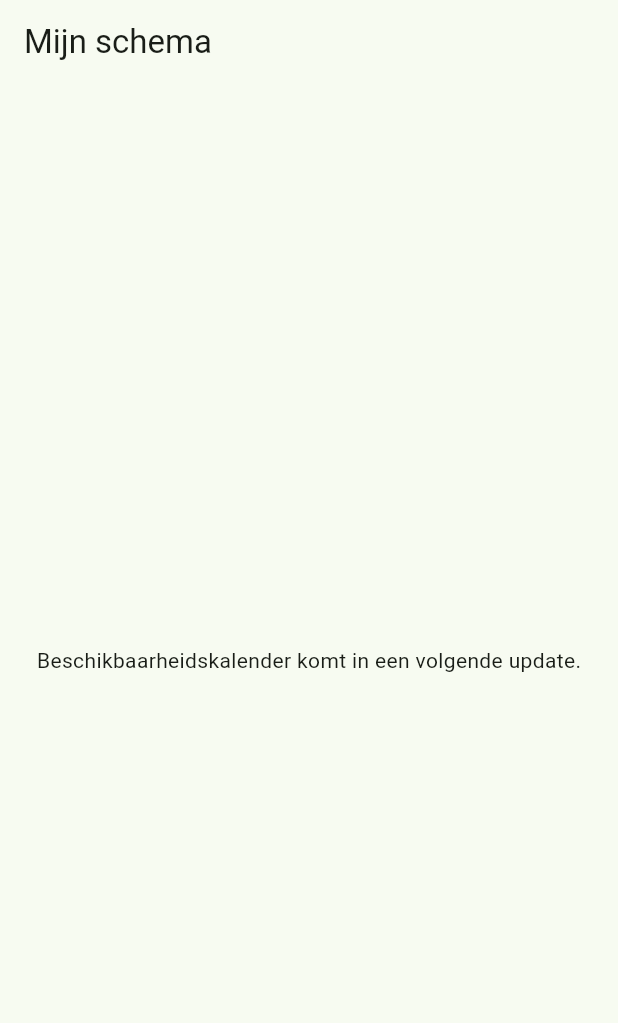
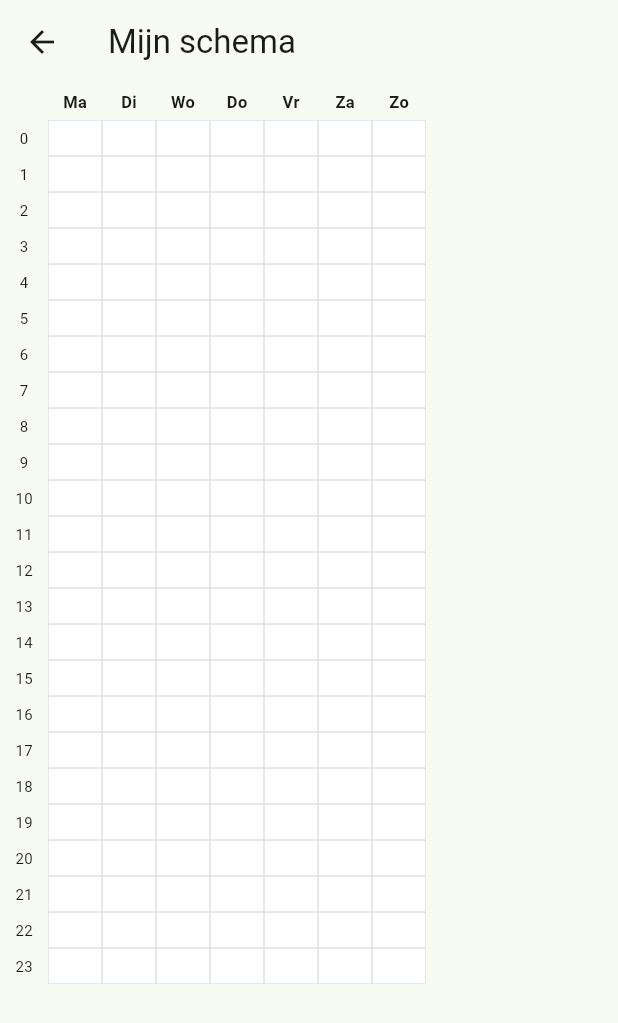
Before and after one commit to joostmouw/ridewindow, a Flutter app: the AvailabilityScreen screen opened by its route, on a phone screen of 412 x 824 dp. Shown: the top 1023 px of the screen. Run offline on Flutter 3.47's test engine with Material 3 defaults, Android fonts, the phone set to English and light mode, and no system bars; our stand-ins replace drift, drift_flutter, flutter_riverpod, freezed_annotation, go_router, riverpod_annotation and 1 more; accounts and stored records are empty; generated files the repository leaves out were written again.

Commit message:
feat(06-03): implement AvailabilityScreen 7×24 interactive grid
- Replace StatelessWidget stub with ConsumerWidget (D-06-04)
- 7×24 grid: day headers Ma–Zo, hour labels 0–23 (AVAIL-01, AVAIL-02)
- Three cell states: white (free), orange (custom), grey-blue (work)
- Work cells non-tappable guard in _onCellTap (D-06-06)
- Taps call toggleCustomHour(DateTime.utc(...)) for persistence (AVAIL-03)
- AppBar 'Mijn schema' with BackButton
- 6 new widget tests, all 151 tests pass (TDD GREEN)

```diff
--- a/lib/features/availability/availability_screen.dart
+++ b/lib/features/availability/availability_screen.dart
@@ -1,19 +1,180 @@
+// AVAIL-01, AVAIL-02, AVAIL-03: 7×24 interactief rooster
+// D-06-04: ConsumerWidget — alle state zit in AvailabilityNotifier
+// D-06-05: huidige week, maandag als startdag
+// D-06-06: BlockType.work is niet toggelbaar
+
 import 'package:flutter/material.dart';
+import 'package:flutter_riverpod/flutter_riverpod.dart';
 
-/// AvailabilityScreen — stub voor de beschikbaarheidskalender.
+import 'package:ridewindow/providers/availability_notifier.dart';
+
+/// AvailabilityScreen — volledig 7×24 interactief beschikbaarheidsrooster.
 ///
-/// Wave 3 stub: toont een lege Scaffold met AppBar 'Mijn schema'.
-/// De volledige 7×24 kalender-grid wordt geimplementeerd in Phase 6.
-class AvailabilityScreen extends StatelessWidget {
+/// Drie celstaten:
+///   - vrij         → wit (Colors.white)
+///   - custom-blok  → oranje (0xFFFF9800)
+///   - werk-blok    → grijs-blauw (0xFFB0BEC5) — niet toggelbaar (D-06-06)
+///
+/// Celtaps persisteren direct via AvailabilityNotifier.toggleCustomHour().
+/// Slotherberekening verloopt automatisch via Riverpod-reactiviteit (SlotsNotifier).
+class AvailabilityScreen extends ConsumerWidget {
   const AvailabilityScreen({super.key});
 
   @override
-  Widget build(BuildContext context) {
+  Widget build(BuildContext context, WidgetRef ref) {
+    final availValue = ref.watch(availabilityProvider);
+    return availValue.when(
+      loading: () => Scaffold(
+        appBar: AppBar(
+          title: const Text('Mijn schema'),
+          leading: const BackButton(),
+        ),
+        body: const Center(child: CircularProgressIndicator()),
+      ),
+      error: (e, _) => Scaffold(
+        appBar: AppBar(
+          title: const Text('Mijn schema'),
+          leading: const BackButton(),
+        ),
+        body: Center(child: Text('Fout: $e')),
+      ),
+      data: (blockedHours) {
+        // Weekstart: maandag van de huidige week (D-06-05)
+        final now = DateTime.now();
+        final weekStart =
+            now.subtract(Duration(days: now.weekday - DateTime.monday));
+        return _buildGrid(context, ref, blockedHours, weekStart);
+      },
+    );
+  }
+
+  /// Bouwt het roosterscherm: AppBar + SingleChildScrollView met header + rijen.
+  Widget _buildGrid(
+    BuildContext context,
+    WidgetRef ref,
+    Map<DateTime, BlockType> blockedHours,
+    DateTime weekStart,
+  ) {
+    const dagLabels = ['Ma', 'Di', 'Wo', 'Do', 'Vr', 'Za', 'Zo'];
+
     return Scaffold(
-      appBar: AppBar(title: const Text('Mijn schema')),
-      body: const Center(
-        child: Text('Beschikbaarheidskalender komt in een volgende update.'),
+      appBar: AppBar(
+        title: const Text('Mijn schema'),
+        leading: const BackButton(),
+      ),
+      body: SingleChildScrollView(
+        scrollDirection: Axis.vertical,
+        child: SingleChildScrollView(
+          scrollDirection: Axis.horizontal,
+          child: Column(
+            crossAxisAlignment: CrossAxisAlignment.start,
+            children: [
+              // Header-rij: lege cel + 7 dag-labels
+              Row(
+                children: [
+                  // Lege hoek-cel (boven uur-labels)
+                  const SizedBox(width: 32, height: 24),
+                  for (final dag in dagLabels)
+                    SizedBox(
+                      width: 36,
+                      height: 24,
+                      child: Center(
+                        child: Text(
+                          dag,
+                          style: const TextStyle(
+                            fontSize: 11,
+                            fontWeight: FontWeight.bold,
+                          ),
+                        ),
+                      ),
+                    ),
+                ],
+              ),
+              // Uur-rijen: 0 t/m 23
+              for (int hour = 0; hour < 24; hour++)
+                Row(
+                  children: [
+                    // Uur-label
+                    SizedBox(
+                      width: 32,
+                      height: 24,
+                      child: Center(
+                        child: Text(
+                          '$hour',
+                          style: const TextStyle(fontSize: 10),
+                        ),
+                      ),
+                    ),
+                    // 7 cellen voor deze rij
+                    for (int dayIndex = 0; dayIndex < 7; dayIndex++)
+                      _buildCell(
+                        ref,
+                        blockedHours,
+                        weekStart,
+                        dayIndex,
+                        hour,
+                      ),
+                  ],
+                ),
+            ],
+          ),
+        ),
       ),
     );
   }
+
+  /// Bouwt één cel voor dagIndex en uur.
+  Widget _buildCell(
+    WidgetRef ref,
+    Map<DateTime, BlockType> blockedHours,
+    DateTime weekStart,
+    int dayIndex,
+    int hour,
+  ) {
+    final key = _cellKey(weekStart, dayIndex, hour);
+    final color = _cellColor(key, blockedHours);
+
+    return GestureDetector(
+      onTap: () => _onCellTap(key, blockedHours, ref),
+      child: Container(
+        width: 36,
+        height: 24,
+        decoration: BoxDecoration(
+          color: color,
+          border: Border.all(
+            color: Colors.grey.shade300,
+            width: 0.5,
+          ),
+        ),
+      ),
+    );
+  }
+
+  /// Celkleur op basis van BlockType (D-06-06: werk = grijs/blauw).
+  Color _cellColor(DateTime key, Map<DateTime, BlockType> blocked) {
+    return switch (blocked[key]) {
+      BlockType.work => const Color(0xFFB0BEC5),
+      BlockType.custom => const Color(0xFFFF9800),
+      null => Colors.white,
+    };
+  }
+
+  /// Tap: sla werk-blokken over (D-06-06).
+  void _onCellTap(
+    DateTime key,
+    Map<DateTime, BlockType> blocked,
+    WidgetRef ref,
+  ) {
+    if (blocked[key] == BlockType.work) return;
+    ref.read(availabilityProvider.notifier).toggleCustomHour(key);
+  }
+
+  /// Sleutel: altijd UTC voor consistentie met persistentielaag.
+  DateTime _cellKey(DateTime weekStart, int dayIndex, int hour) =>
+      DateTime.utc(
+        weekStart.year,
+        weekStart.month,
+        weekStart.day + dayIndex,
+        hour,
+      );
 }
```
Also changed, not shown: 1 other file.
